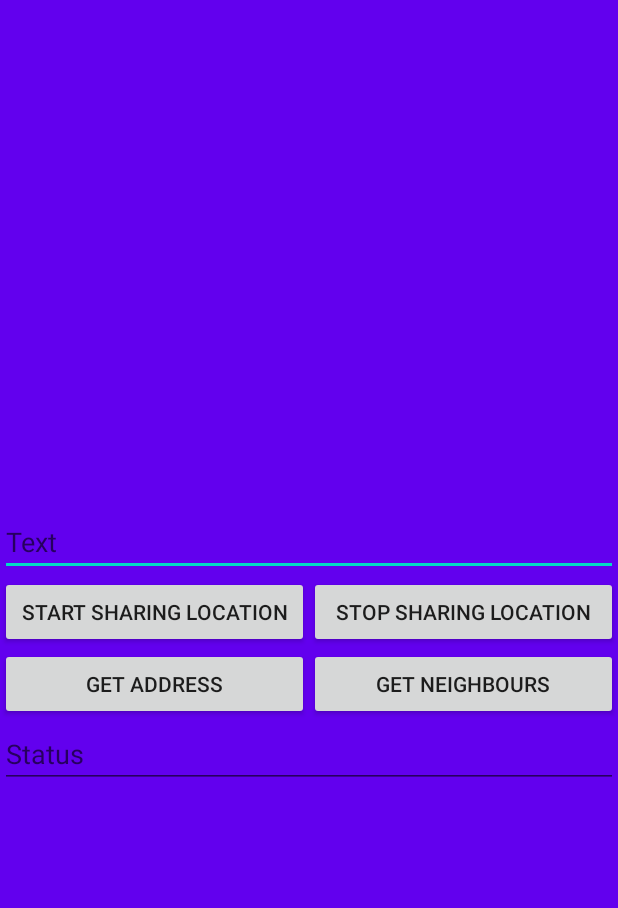
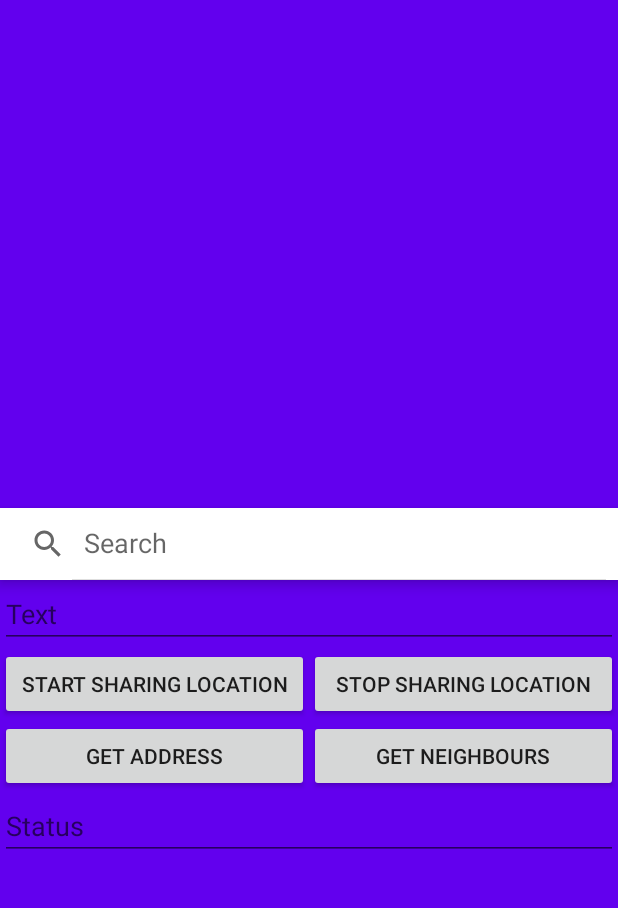
Before and after one commit to shivamtyagi18/iMetU, an Android app: the screen it shows after launch (MapsActivity), on a phone screen of 412 x 824 dp, the part 137-1045 px from its top. Run offline under Robolectric (Android 15) with nearby library versions, the phone set to English and light mode, and no system bars; our stand-ins replace Firebase (no records; nobody signed in at launch, a user with empty details on screens opened directly); libraries missing offline, so code that uses them is left out: com.firebase.geofire.

Commit message:
Search option in Map

```diff
--- a/app/src/main/res/layout/activity_maps.xml
+++ b/app/src/main/res/layout/activity_maps.xml
@@ -1,5 +1,5 @@
 <?xml version="1.0" encoding="utf-8"?>
-<androidx.constraintlayout.widget.ConstraintLayout xmlns:android="http://schemas.android.com/apk/res/android"
+<ScrollView xmlns:android="http://schemas.android.com/apk/res/android"
     xmlns:app="http://schemas.android.com/apk/res-auto"
     xmlns:tools="http://schemas.android.com/tools"
     android:layout_width="match_parent"
@@ -24,6 +24,17 @@
             android:name="com.google.android.gms.maps.SupportMapFragment"
             android:layout_width="match_parent"
             android:layout_height="374dp" />
+
+        <SearchView
+            android:layout_width="match_parent"
+            android:layout_height="wrap_content"
+            android:id="@+id/map_search"
+            android:queryHint="Search"
+            android:iconifiedByDefault="false"
+            android:elevation="5dp"
+            android:background="@color/common_google_signin_btn_text_dark_default"
+            />
+
 
 
         <LinearLayout
@@ -114,4 +125,4 @@
     </LinearLayout>
 
 
-</androidx.constraintlayout.widget.ConstraintLayout>
+</ScrollView>
```
Also changed, not shown: app/src/main/java/com/example/imetu/MapsActivity.java (+47 -6 lines).
